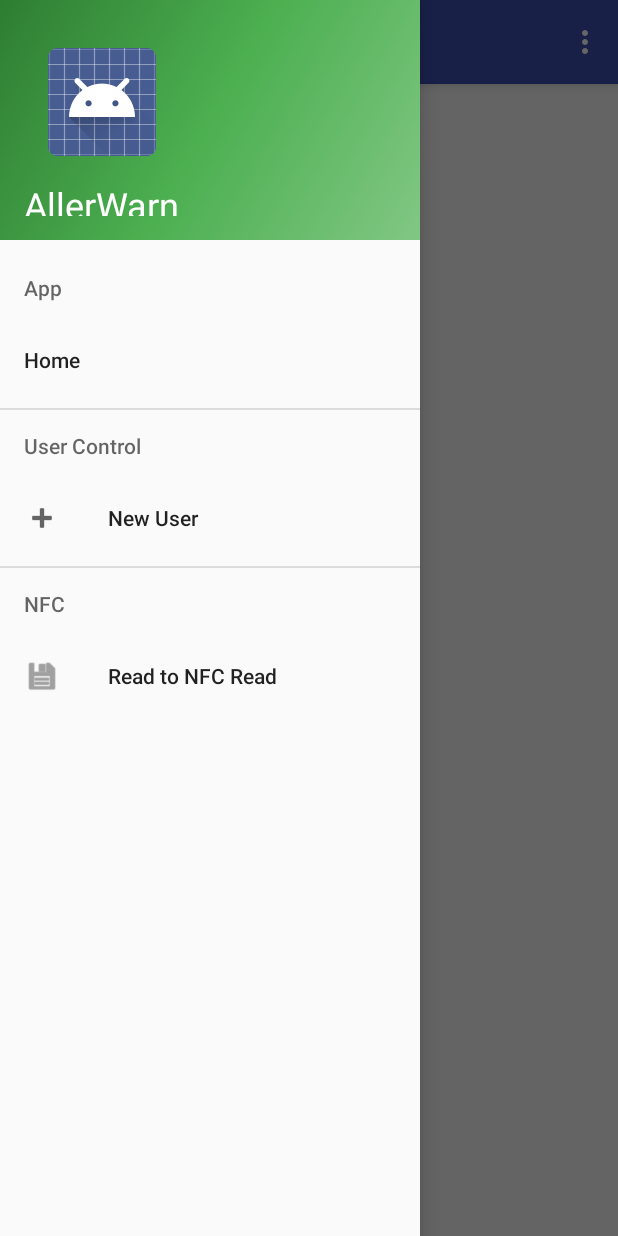
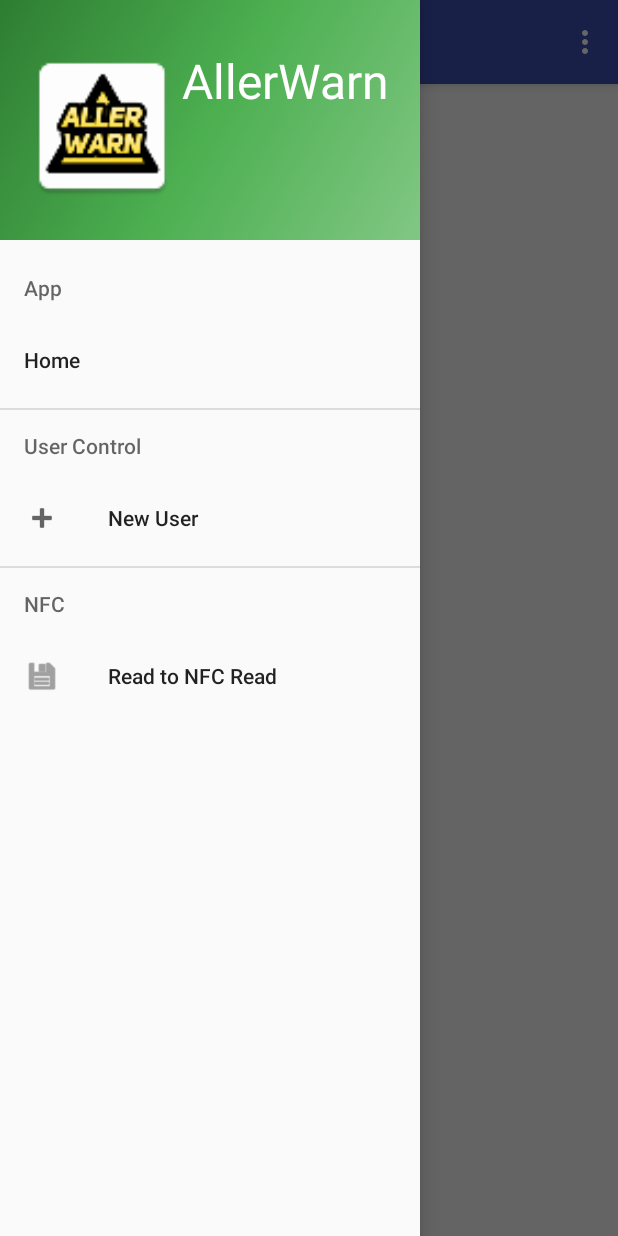
Before and after one commit to FIITAY/AllerWarn, an Android app: the screen it shows after launch (MainActivity), with the side drawer open, on a phone screen of 412 x 824 dp. Run offline under Robolectric (Android 15) with nearby library versions, the phone set to English and light mode, and no system bars.

Commit message:
added app icon +added app icon to nav bar +added credit dialog when you pres the icon

```diff
--- a/app/src/main/AndroidManifest.xml
+++ b/app/src/main/AndroidManifest.xml
@@ -2,7 +2,7 @@
 <manifest xmlns:android="http://schemas.android.com/apk/res/android"
     package="itay.finci.org.allerwarn"
     android:versionCode="2"
-    android:versionName="0.1.0 build 229">
+    android:versionName="0.1.0 build 248">
 
     <uses-permission android:name="android.permission.NFC" />
     <uses-feature android:name="android.hardware.nfc" android:required="true" />
--- a/app/src/main/java/itay/finci/org/allerwarn/MainActivity.java
+++ b/app/src/main/java/itay/finci/org/allerwarn/MainActivity.java
@@ -1,12 +1,15 @@
 package itay.finci.org.allerwarn;
 
+import android.app.Dialog;
 import android.app.PendingIntent;
 import android.app.ProgressDialog;
+import android.content.DialogInterface;
 import android.content.Intent;
 import android.content.IntentFilter;
 import android.content.pm.PackageManager;
 import android.graphics.Bitmap;
 import android.graphics.Color;
+import android.graphics.drawable.Icon;
 import android.nfc.NdefMessage;
 import android.nfc.NdefRecord;
 import android.nfc.NfcAdapter;
@@ -20,12 +23,14 @@ import android.support.v4.app.FragmentTransaction;
 import android.support.v4.view.GravityCompat;
 import android.support.v4.widget.DrawerLayout;
 import android.support.v7.app.ActionBarDrawerToggle;
+import android.support.v7.app.AlertDialog;
 import android.support.v7.app.AppCompatActivity;
 import android.support.v7.widget.Toolbar;
 import android.util.Log;
 import android.view.Menu;
 import android.view.MenuItem;
 import android.view.View;
+import android.widget.ImageView;
 import android.widget.TextView;
 
 import com.google.android.gms.vision.barcode.Barcode;
@@ -38,6 +43,7 @@ import java.util.ArrayList;
 import java.util.Arrays;
 
 import itay.finci.org.allerwarn.NFC.NFCManager;
+import itay.finci.org.allerwarn.dialogs.IconMadeBy;
 import itay.finci.org.allerwarn.fragments.AddAlergyFragment;
 import itay.finci.org.allerwarn.fragments.EditUserFragment;
 import itay.finci.org.allerwarn.fragments.MainScreenFragment;
@@ -100,6 +106,15 @@ public class MainActivity extends AppCompatActivity
             nav_Menu.findItem(R.id.nav_addAler).setVisible(false);
             nav_Menu.findItem(R.id.nav_nfcWrite).setVisible(false);
         }
+
+        ImageView ivAppIcon= (ImageView) header.findViewById(R.id.ivAppIcon);
+        ivAppIcon.setOnClickListener(new View.OnClickListener() {
+            @Override
+            public void onClick(View v) {
+                IconMadeBy imb= new IconMadeBy();
+                imb.show(getSupportFragmentManager(), null);
+            }
+        });
     }
 
     @Override
@@ -114,7 +129,8 @@ public class MainActivity extends AppCompatActivity
             nfcIntent.addFlags(Intent.FLAG_ACTIVITY_SINGLE_TOP);
             PendingIntent pendingIntent = PendingIntent.getActivity(this, 0, nfcIntent, 0);
             IntentFilter[] intentFiltersArray = new IntentFilter[] {};
-            String[][] techList = new String[][] { { android.nfc.tech.Ndef.class.getName() }, { android.nfc.tech.NdefFormatable.class.getName() } };
+            String[][] techList = new String[][] { { android.nfc.tech.Ndef.class.getName() },
+                    { android.nfc.tech.NdefFormatable.class.getName() } };
             NfcAdapter nfcAdpt = NfcAdapter.getDefaultAdapter(this);
             nfcAdpt.enableForegroundDispatch(this, pendingIntent, intentFiltersArray, techList);
         }
--- a/app/src/main/res/layout/nav_header_main.xml
+++ b/app/src/main/res/layout/nav_header_main.xml
@@ -10,27 +10,50 @@
     android:paddingLeft="@dimen/activity_horizontal_margin"
     android:paddingRight="@dimen/activity_horizontal_margin"
     android:paddingTop="@dimen/activity_vertical_margin"
-    android:theme="@style/ThemeOverlay.AppCompat.Dark">
+    android:theme="@style/ThemeOverlay.AppCompat.Dark"
+    android:weightSum="1">
+
+    <GridLayout
+        android:layout_width="match_parent"
+        android:layout_height="match_parent"
+        android:columnCount="2"
+        android:rowCount="1">
 
         <ImageView
-        android:id="@+id/imageView"
-        android:layout_width="104dp"
-        android:layout_height="wrap_content"
+            android:id="@+id/ivAppIcon"
+            android:layout_width="105dp"
+            android:layout_height="match_parent"
+            android:adjustViewBounds="true"
+            android:cropToPadding="false"
             android:paddingTop="@dimen/nav_header_vertical_spacing"
-        app:srcCompat="@android:drawable/sym_def_app_icon" />
+            android:scaleType="fitStart"
+            app:srcCompat="@mipmap/ic_launcher" />
+
+        <LinearLayout
+            android:layout_width="match_parent"
+            android:layout_height="match_parent"
+            android:clickable="true"
+            android:orientation="vertical"
+            android:weightSum="1">
 
             <TextView
-        android:layout_width="match_parent"
+                android:id="@+id/textView"
+                android:layout_width="184dp"
                 android:layout_height="wrap_content"
+                android:layout_weight="0.66"
                 android:paddingTop="@dimen/nav_header_vertical_spacing"
                 android:text="AllerWarn"
                 android:textAppearance="@style/TextAppearance.AppCompat.Body1"
-        android:textSize="24sp" />
+                android:textSize="32sp" />
 
             <TextView
                 android:id="@+id/tvVersion"
-        android:layout_width="wrap_content"
+                android:layout_width="126dp"
                 android:layout_height="wrap_content"
                 android:text="version" />
 
         </LinearLayout>
+
+    </GridLayout>
+
+</LinearLayout>
--- a/app/src/main/res/values/strings.xml
+++ b/app/src/main/res/values/strings.xml
@@ -9,4 +9,5 @@
 
     <!-- TODO: Remove or change this placeholder text -->
     <string name="hello_blank_fragment">Hello blank fragment</string>
+    <string name="IconMadeBy">App icon made by Dan Gefen</string>
 </resources>
--- a/build.gradle
+++ b/build.gradle
@@ -5,7 +5,7 @@ buildscript {
         jcenter()
     }
     dependencies {
-        classpath 'com.android.tools.build:gradle:2.3.2'
+        classpath 'com.android.tools.build:gradle:2.3.3'
 
         // NOTE: Do not place your application dependencies here; they belong
         // in the individual module build.gradle files
```
Also changed, not shown: app/src/main/java/itay/finci/org/allerwarn/dialogs/IconMadeBy.java (added, +33 -0 lines). Lines whose indentation alone changed are shown as unchanged.
